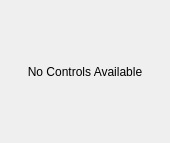
First picture: the form in src/modules/skeleton/gui/modulewidget.ui, repository disorderedmaterials/dissolve, before the edit.
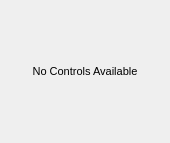
Second picture: the form after the edit.

Commit message: Corrected font sizes in some module widgets.

```diff
--- a/src/modules/skeleton/gui/modulewidget.ui
+++ b/src/modules/skeleton/gui/modulewidget.ui
@@ -16,10 +16,30 @@
     <verstretch>0</verstretch>
    </sizepolicy>
   </property>
+  <property name="font">
+   <font>
+    <pointsize>8</pointsize>
+   </font>
+  </property>
   <property name="windowTitle">
    <string>Skeleton Controls</string>
   </property>
   <layout class="QVBoxLayout" name="verticalLayout">
+   <property name="spacing">
+    <number>4</number>
+   </property>
+   <property name="leftMargin">
+    <number>0</number>
+   </property>
+   <property name="topMargin">
+    <number>0</number>
+   </property>
+   <property name="rightMargin">
+    <number>0</number>
+   </property>
+   <property name="bottomMargin">
+    <number>0</number>
+   </property>
    <item>
     <widget class="QLabel" name="label">
      <property name="text">
```
The commit also changes 2 other files.
